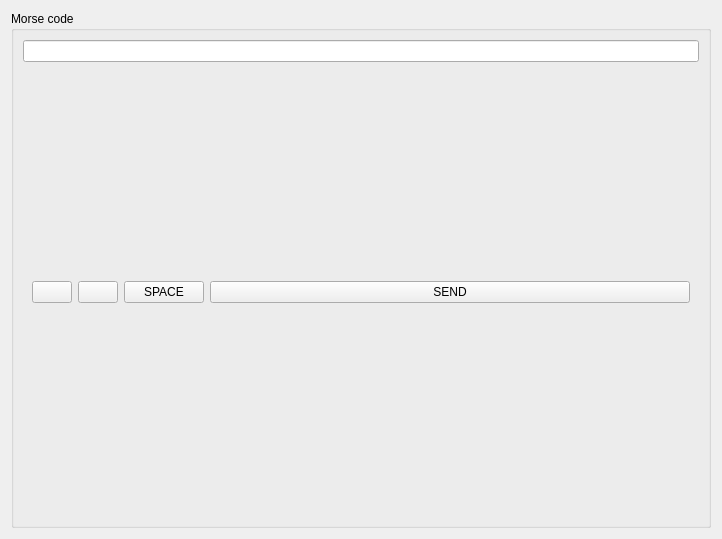
The window that rover_gui/ui/ui/MorseCode.ui (robotique-udes/rover) describes before a commit, drawn with Qt 5.
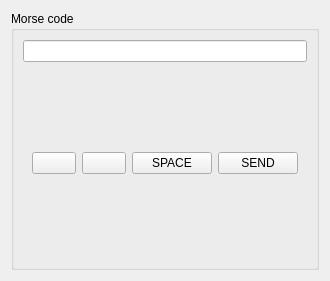
The same window after the commit. Icons and pictures are not drawn.

Commit message: adding custom morse com protocol

```diff
--- a/rover_gui/ui/ui/MorseCode.ui
+++ b/rover_gui/ui/ui/MorseCode.ui
@@ -6,8 +6,8 @@
    <rect>
     <x>0</x>
     <y>0</y>
-    <width>722</width>
-    <height>539</height>
+    <width>330</width>
+    <height>281</height>
    </rect>
   </property>
   <property name="windowTitle">
@@ -26,7 +26,7 @@
          <item>
           <widget class="QPushButton" name="pb_dash">
            <property name="sizePolicy">
-            <sizepolicy hsizetype="Fixed" vsizetype="Fixed">
+            <sizepolicy hsizetype="Preferred" vsizetype="Fixed">
              <horstretch>0</horstretch>
              <verstretch>0</verstretch>
             </sizepolicy>
@@ -42,7 +42,7 @@
          <item>
           <widget class="QPushButton" name="pb_dot">
            <property name="sizePolicy">
-            <sizepolicy hsizetype="Fixed" vsizetype="Fixed">
+            <sizepolicy hsizetype="Preferred" vsizetype="Fixed">
              <horstretch>0</horstretch>
              <verstretch>0</verstretch>
             </sizepolicy>
@@ -58,7 +58,7 @@
          <item>
           <widget class="QPushButton" name="pb_space">
            <property name="sizePolicy">
-            <sizepolicy hsizetype="Fixed" vsizetype="Fixed">
+            <sizepolicy hsizetype="Preferred" vsizetype="Fixed">
              <horstretch>0</horstretch>
              <verstretch>0</verstretch>
             </sizepolicy>
@@ -70,6 +70,12 @@
          </item>
          <item>
           <widget class="QPushButton" name="pb_send">
+           <property name="sizePolicy">
+            <sizepolicy hsizetype="Preferred" vsizetype="Fixed">
+             <horstretch>0</horstretch>
+             <verstretch>0</verstretch>
+            </sizepolicy>
+           </property>
            <property name="text">
             <string>SEND</string>
            </property>
```
The commit also changes 3 other files.
